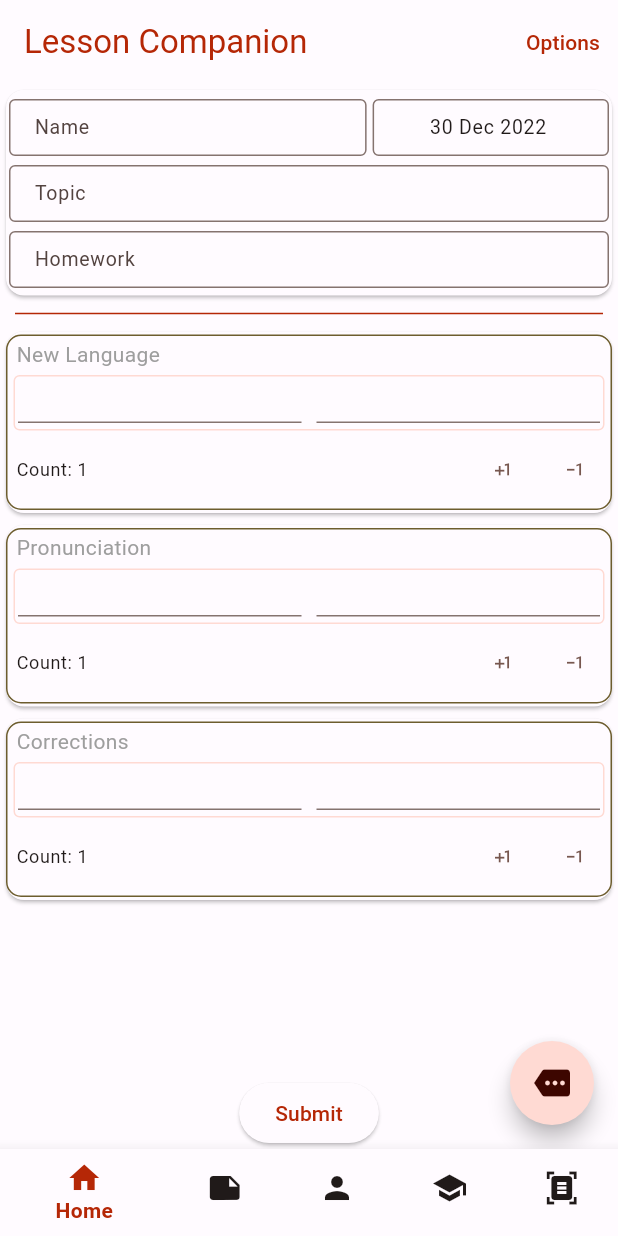
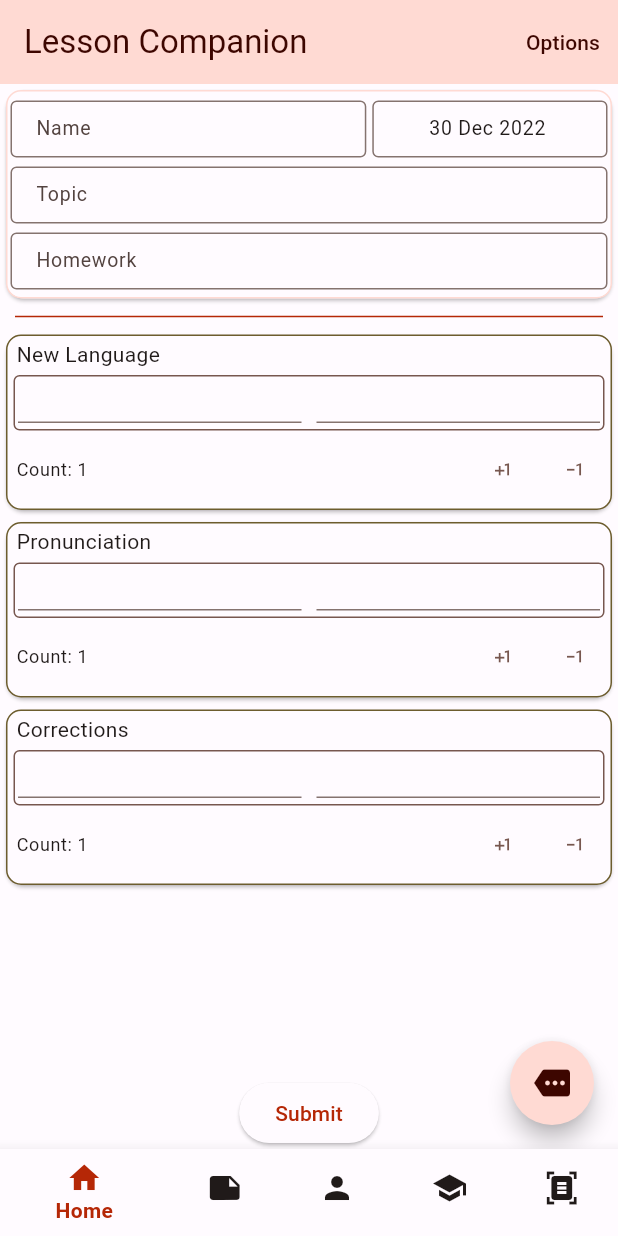
Before and after one commit to CookieWookiee321/lesson_companion, a Flutter app: the screen it shows after launch, on a phone screen of 412 x 824 dp. Run offline on Flutter 3.47's test engine with Material 2 defaults, Android fonts, the phone set to English and light mode, and no system bars; drawn by our look-alikes of flutter_speed_dial; our stand-ins replace connectivity_plus, file_picker, isar, pdf, printing, shared_preferences; missing offline and left inert: alphabet_scroll_view, desktop_window; accounts and stored records are empty; generated files the repository leaves out were written again; network calls fail; statements that could not run were skipped.

Commit message:
updated color scheme on the home view

```diff
--- a/lib/views/main_windows/base_view.dart
+++ b/lib/views/main_windows/base_view.dart
@@ -41,14 +41,19 @@ class _BaseViewState extends State<BaseView> {
       appBar: AppBar(
         title: const Text("Lesson Companion"),
         //backgroundColor: Theme.of(context).colorScheme.secondary,
-        foregroundColor: Theme.of(context).colorScheme.primary,
+        foregroundColor: Theme.of(context).colorScheme.onPrimaryContainer,
+        backgroundColor: Theme.of(context).colorScheme.primaryContainer,
         actions: [
           TextButton(
               onPressed: () {
                 showDialog(
                     context: context, builder: (context) => MenuMainDialog());
               },
-              child: const Text("Options"))
+              child: Text(
+                "Options",
+                style: TextStyle(
+                    color: Theme.of(context).colorScheme.onPrimaryContainer),
+              ))
         ],
       ),
       body: IndexedStack(
--- a/lib/views/main_windows/home_view.dart
+++ b/lib/views/main_windows/home_view.dart
@@ -164,6 +164,12 @@ class _HomeViewState extends State<HomeView> {
         children: [
           if (_showDetails)
             Card(
+              child: Container(
+                decoration: BoxDecoration(
+                    border: Border.all(
+                        color:
+                            Theme.of(context).colorScheme.secondaryContainer),
+                    borderRadius: const BorderRadius.all(Radius.circular(10))),
                 child: Padding(
                   padding: EdgeInsets.fromLTRB(0, 0, 0, 5.0),
                   child: Column(
@@ -226,6 +232,7 @@ class _HomeViewState extends State<HomeView> {
                             },
                           )),
                     ],
+                  ),
                 ),
               ),
             ),
@@ -427,7 +434,7 @@ class _ReportTableState extends State<ReportTable> {
             border: Border.all(color: Theme.of(context).colorScheme.tertiary),
             borderRadius: const BorderRadius.all(Radius.circular(10))),
         padding: const EdgeInsets.fromLTRB(0, 0, 0, 2),
-        margin: const EdgeInsets.fromLTRB(0, 2, 0, 2),
+        margin: const EdgeInsets.fromLTRB(0, 0, 0, 0),
         clipBehavior: Clip.antiAlias,
         child: Column(mainAxisSize: MainAxisSize.min, children: [
           //HEADING-----------------------------------------------------------
@@ -440,7 +447,7 @@ class _ReportTableState extends State<ReportTable> {
                   style: Theme.of(context)
                       .textTheme
                       .bodyMedium!
-                      .copyWith(color: Colors.grey),
+                      .copyWith(color: Theme.of(context).colorScheme.onSurface),
                 ),
                 onDoubleTap: () async {
                   await showDialog(
@@ -501,8 +508,7 @@ class _ReportTableRowState extends State<ReportTableRow> {
         padding: const EdgeInsets.fromLTRB(0, 0, 0, 2),
         margin: const EdgeInsets.symmetric(horizontal: 4, vertical: 2),
         decoration: BoxDecoration(
-            border: Border.all(
-                color: Theme.of(context).colorScheme.secondaryContainer),
+            border: Border.all(color: Theme.of(context).colorScheme.secondary),
             borderRadius: const BorderRadius.all(Radius.circular(4.0))),
         child: Row(
           children: [
```
Lines whose indentation alone changed are shown as unchanged.
